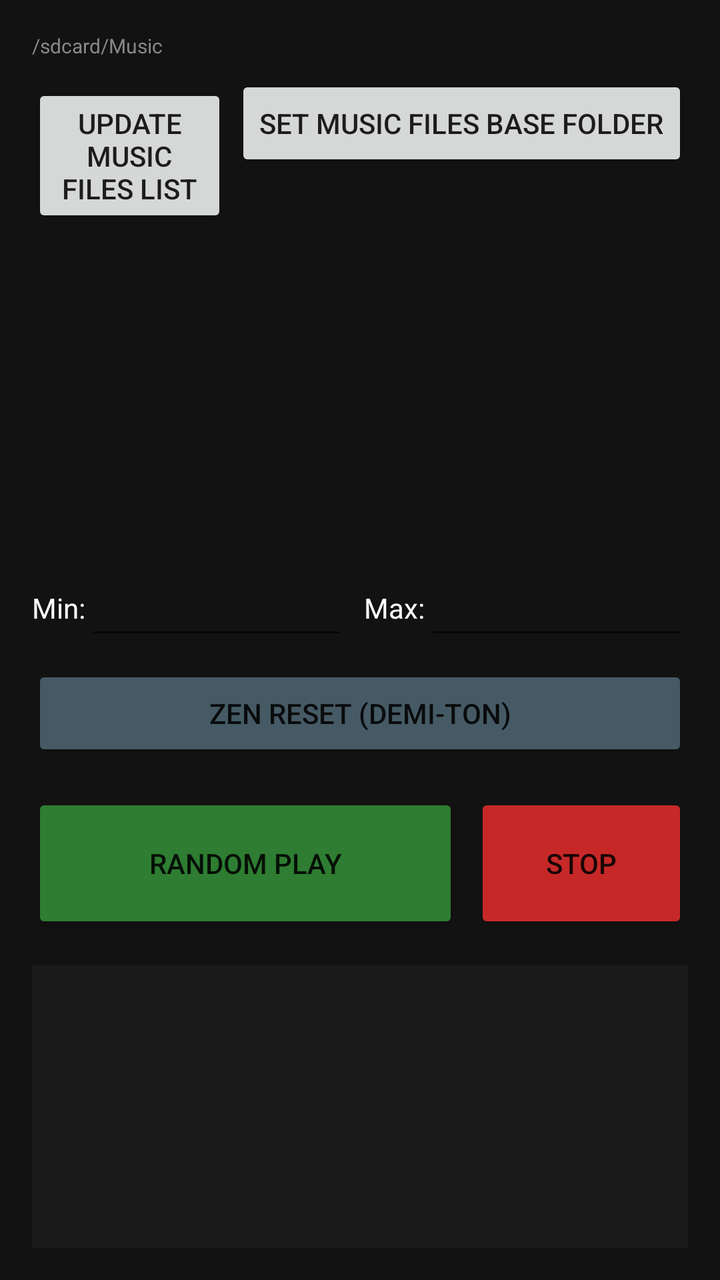
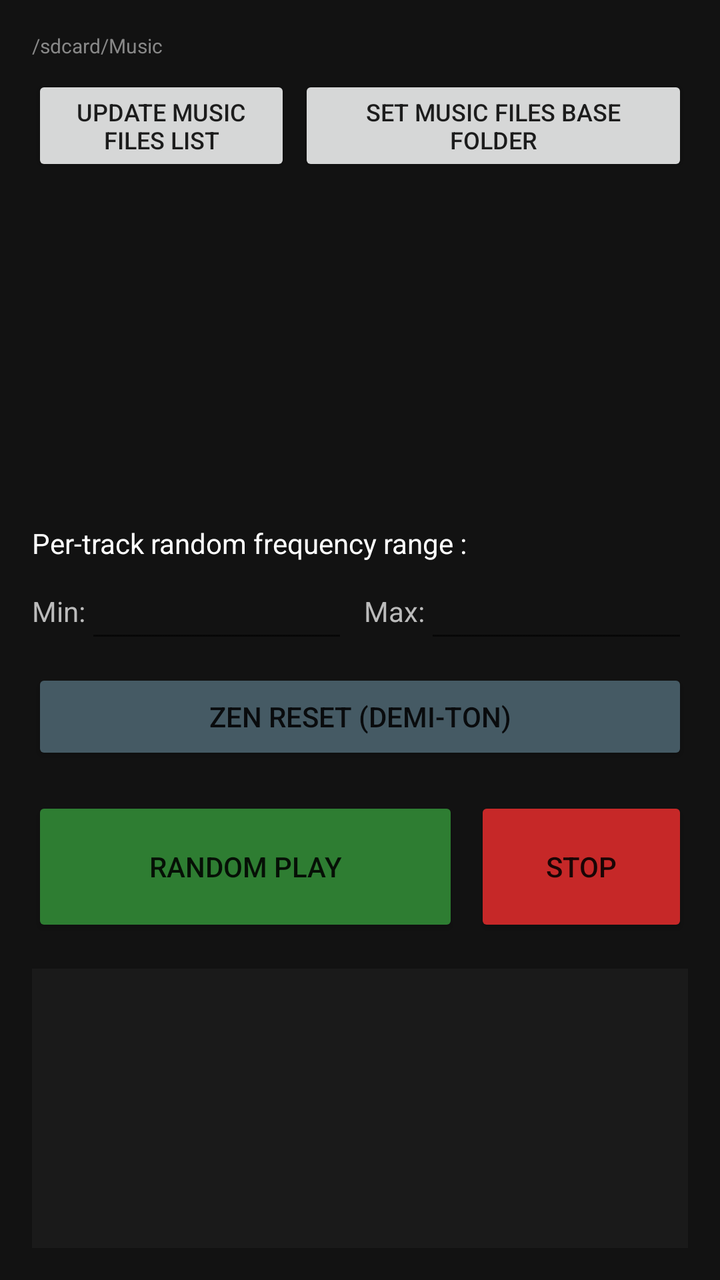

Before-and-after screenshots of an Android layout around one commit, followed by the original layout XML and the change that was made.
<!-- AndroidManifest.xml: application theme Theme.AppCompat.DayNight.NoActionBar -->
<!-- res/layout/activity_freqmul.xml -->
<?xml version="1.0" encoding="utf-8"?>
<LinearLayout xmlns:android="http://schemas.android.com/apk/res/android"
    android:layout_width="match_parent"
    android:layout_height="match_parent"
    android:orientation="vertical"
    android:background="#121212"
    android:padding="16dp">

    <TextView android:id="@+id/text_root_path" 
        android:layout_width="match_parent" android:layout_height="wrap_content" 
        android:text="/sdcard/Music" android:textColor="#888888" android:textSize="10sp" />

    <LinearLayout
        android:layout_width="match_parent" android:layout_height="wrap_content"
        android:orientation="horizontal" android:layout_marginTop="8dp">
        <Button android:id="@+id/button_list_mp3" android:layout_width="0dp" android:layout_height="wrap_content" android:layout_weight="1" android:text="Update Music Files List" />
        <Button android:id="@+id/button_root_rep" android:layout_width="wrap_content" android:layout_height="wrap_content" android:text="Set Music Files Base Folder" android:layout_marginStart="4dp"/>
    </LinearLayout>

    <ListView android:id="@+id/list_mp3" android:layout_width="match_parent" android:layout_height="150dp" android:layout_marginTop="8dp" android:divider="#333333" android:dividerHeight="1dp" />

    <LinearLayout
        android:layout_width="match_parent" android:layout_height="wrap_content"
        android:orientation="horizontal" android:layout_marginTop="16dp" android:gravity="center_vertical">
        <TextView android:layout_width="wrap_content" android:layout_height="wrap_content" android:text="Min:" android:textColor="#FFFFFF" />
        <EditText android:id="@+id/edit_mul_min" android:layout_width="0dp" android:layout_height="wrap_content" android:layout_weight="1" android:textColor="#00FF00" android:inputType="numberDecimal" />
        <TextView android:layout_width="wrap_content" android:layout_height="wrap_content" android:layout_marginStart="8dp" android:text="Max:" android:textColor="#FFFFFF" />
        <EditText android:id="@+id/edit_mul_max" android:layout_width="0dp" android:layout_height="wrap_content" android:layout_weight="1" android:textColor="#00FF00" android:inputType="numberDecimal" />
    </LinearLayout>

    <Button android:id="@+id/button_reset_freq" android:layout_width="match_parent" android:layout_height="wrap_content" android:text="Zen Reset (Demi-ton)" android:backgroundTint="#455A64" android:layout_marginTop="8dp" />

    <LinearLayout
        android:layout_width="match_parent" android:layout_height="wrap_content"
        android:orientation="horizontal" android:layout_marginTop="16dp">
        <Button android:id="@+id/button_play_random" android:layout_width="0dp" android:layout_height="70dp" android:layout_weight="2" android:text="Random Play" android:backgroundTint="#2E7D32" />
        <Button android:id="@+id/button_stop" android:layout_width="0dp" android:layout_height="70dp" android:layout_weight="1" android:text="STOP" android:backgroundTint="#C62828" android:layout_marginStart="8dp" />
    </LinearLayout>

    <ScrollView android:id="@+id/scroll_transcript" android:layout_width="match_parent" android:layout_height="match_parent" android:layout_marginTop="16dp" android:background="#1A1A1A" android:padding="8dp">
        <TextView android:id="@+id/text_transcript" android:layout_width="match_parent" android:layout_height="wrap_content" android:textColor="#00FF00" android:textSize="12sp" android:fontFamily="monospace" />
    </ScrollView>
</LinearLayout>
<!-- resources referenced by this layout -->
<resources>

</resources>

<!-- the commit's change to res/layout/activity_freqmul.xml (unified diff, before → after) -->
@@ -13,27 +13,32 @@
     <LinearLayout
         android:layout_width="match_parent" android:layout_height="wrap_content"
         android:orientation="horizontal" android:layout_marginTop="8dp">
-        <Button android:id="@+id/button_list_mp3" android:layout_width="0dp" android:layout_height="wrap_content" android:layout_weight="1" android:text="Update Music Files List" />
-        <Button android:id="@+id/button_root_rep" android:layout_width="wrap_content" android:layout_height="wrap_content" android:text="Set Music Files Base Folder" android:layout_marginStart="4dp"/>
+        <Button android:id="@+id/button_list_mp3" android:layout_width="0dp" android:layout_height="wrap_content" android:layout_weight="1" android:text="UPDATE MUSIC FILES LIST" android:textSize="12sp" />
+        <Button android:id="@+id/button_root_rep" android:layout_width="0dp" android:layout_height="wrap_content" android:layout_weight="1.5" android:text="SET MUSIC FILES BASE FOLDER" android:textSize="12sp" android:layout_marginStart="4dp"/>
     </LinearLayout>
 
     <ListView android:id="@+id/list_mp3" android:layout_width="match_parent" android:layout_height="150dp" android:layout_marginTop="8dp" android:divider="#333333" android:dividerHeight="1dp" />
 
+    <TextView 
+        android:layout_width="match_parent" android:layout_height="wrap_content" 
+        android:text="Per-track random frequency range :" android:textColor="#FFFFFF" 
+        android:layout_marginTop="16dp" android:textSize="14sp" />
+
     <LinearLayout
         android:layout_width="match_parent" android:layout_height="wrap_content"
-        android:orientation="horizontal" android:layout_marginTop="16dp" android:gravity="center_vertical">
-        <TextView android:layout_width="wrap_content" android:layout_height="wrap_content" android:text="Min:" android:textColor="#FFFFFF" />
+        android:orientation="horizontal" android:layout_marginTop="4dp" android:gravity="center_vertical">
+        <TextView android:layout_width="wrap_content" android:layout_height="wrap_content" android:text="Min:" android:textColor="#BBBBBB" />
         <EditText android:id="@+id/edit_mul_min" android:layout_width="0dp" android:layout_height="wrap_content" android:layout_weight="1" android:textColor="#00FF00" android:inputType="numberDecimal" />
-        <TextView android:layout_width="wrap_content" android:layout_height="wrap_content" android:layout_marginStart="8dp" android:text="Max:" android:textColor="#FFFFFF" />
+        <TextView android:layout_width="wrap_content" android:layout_height="wrap_content" android:layout_marginStart="8dp" android:text="Max:" android:textColor="#BBBBBB" />
         <EditText android:id="@+id/edit_mul_max" android:layout_width="0dp" android:layout_height="wrap_content" android:layout_weight="1" android:textColor="#00FF00" android:inputType="numberDecimal" />
     </LinearLayout>
 
-    <Button android:id="@+id/button_reset_freq" android:layout_width="match_parent" android:layout_height="wrap_content" android:text="Zen Reset (Demi-ton)" android:backgroundTint="#455A64" android:layout_marginTop="8dp" />
+    <Button android:id="@+id/button_reset_freq" android:layout_width="match_parent" android:layout_height="wrap_content" android:text="ZEN RESET (DEMI-TON)" android:backgroundTint="#455A64" android:layout_marginTop="8dp" />
 
     <LinearLayout
         android:layout_width="match_parent" android:layout_height="wrap_content"
         android:orientation="horizontal" android:layout_marginTop="16dp">
-        <Button android:id="@+id/button_play_random" android:layout_width="0dp" android:layout_height="70dp" android:layout_weight="2" android:text="Random Play" android:backgroundTint="#2E7D32" />
+        <Button android:id="@+id/button_play_random" android:layout_width="0dp" android:layout_height="70dp" android:layout_weight="2" android:text="RANDOM PLAY" android:backgroundTint="#2E7D32" />
         <Button android:id="@+id/button_stop" android:layout_width="0dp" android:layout_height="70dp" android:layout_weight="1" android:text="STOP" android:backgroundTint="#C62828" android:layout_marginStart="8dp" />
     </LinearLayout>
 
